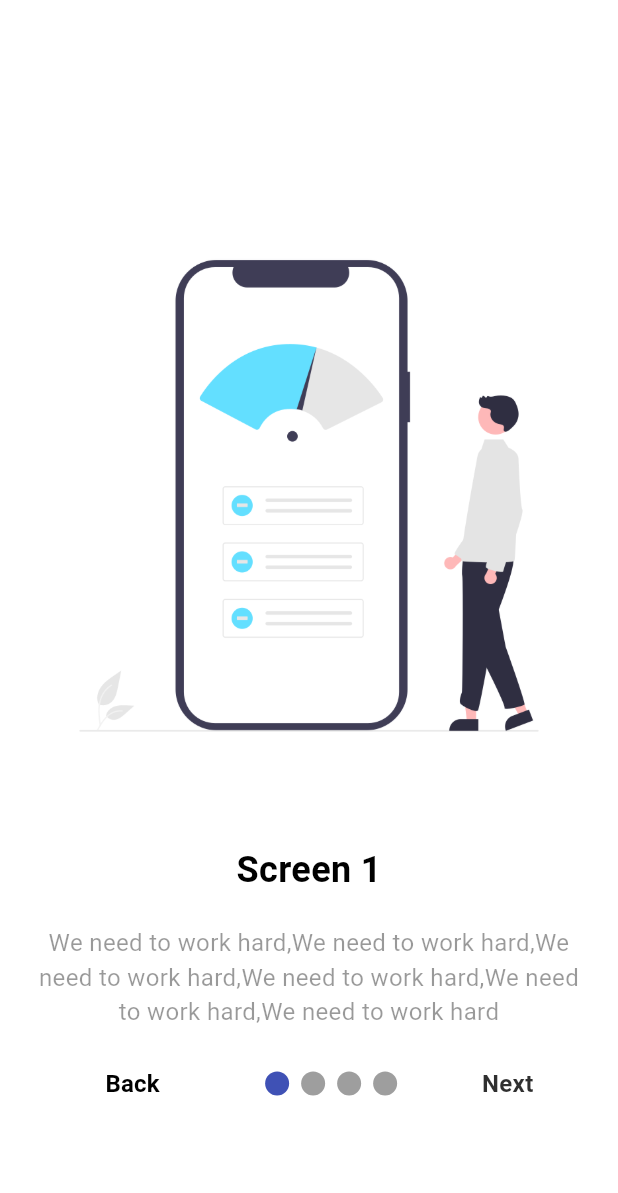
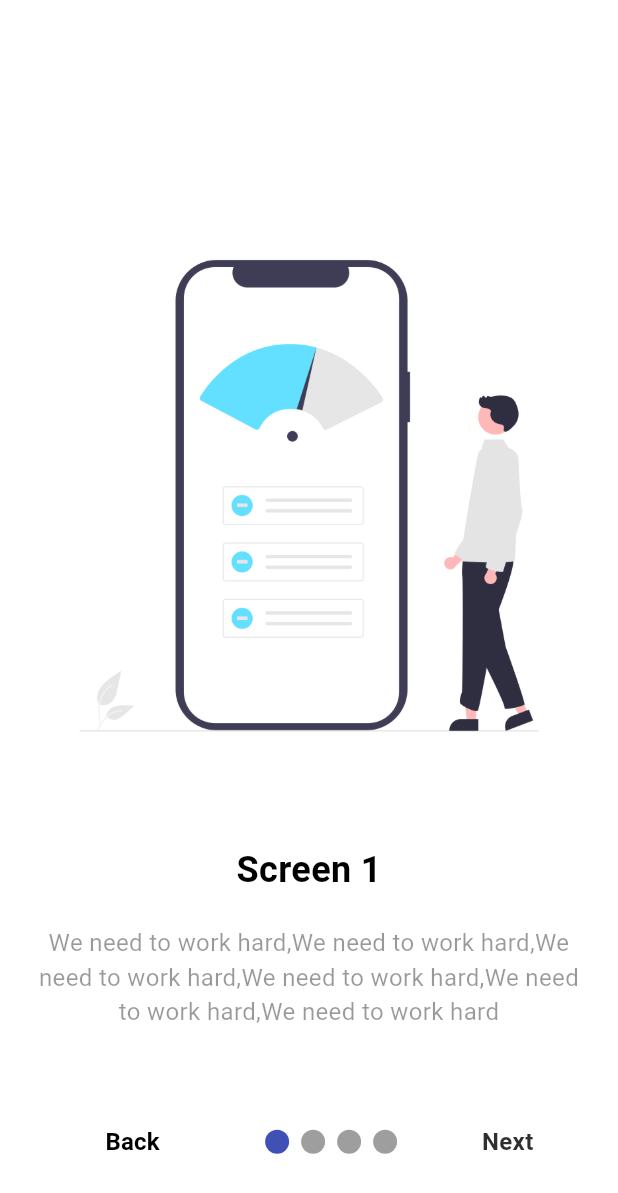
Before and after one commit to sibtaahmed/anim, a Flutter app: the screen it shows after launch, on a phone screen of 412 x 824 dp. Shown: the top 1193 px of the screen. Run offline on Flutter 3.47's test engine with Material 3 defaults, Android fonts, the phone set to English and light mode, and no system bars; drawn by our look-alikes of smooth_page_indicator; our stand-ins replace animated_text_kit, hugeicons, shared_preferences, typewritertext.

Commit message:
Anim app along animation boarding screen and signup login form, Done

```diff
--- a/lib/animatedCrossfade.dart
+++ b/lib/animatedCrossfade.dart
@@ -2,7 +2,7 @@
 
 // import 'package:anim/animatedOpacity.dart';
 import 'package:anim/animatedOpacity.dart';
-import 'package:anim/onboardingscreen.dart';
+// import 'package:anim/onboardingscreen.dart';
 import 'package:flutter/material.dart';
 
 class crossfade extends StatefulWidget {
--- a/lib/chatgpt.dart
+++ b/lib/chatgpt.dart
@@ -1,4 +1,5 @@
 import 'package:anim/form.dart';
+import 'package:anim/standman.dart';
 import 'package:flutter/material.dart';
 
 class Chatgpt extends StatefulWidget {
--- a/lib/onboardingscreen.dart
+++ b/lib/onboardingscreen.dart
@@ -36,7 +36,7 @@ class _boardingState extends State<boarding> {
             children: const [screen1(), screen2(), screen3(), screen4()],
           ),
           Container(
-            alignment: const Alignment(0, 0.8),
+            alignment: const Alignment(0, 0.9),
             child: Row(
               mainAxisAlignment: MainAxisAlignment.spaceEvenly,
               children: [
```
Also changed, not shown: lib/standman.dart (added, +175 -0 lines).
